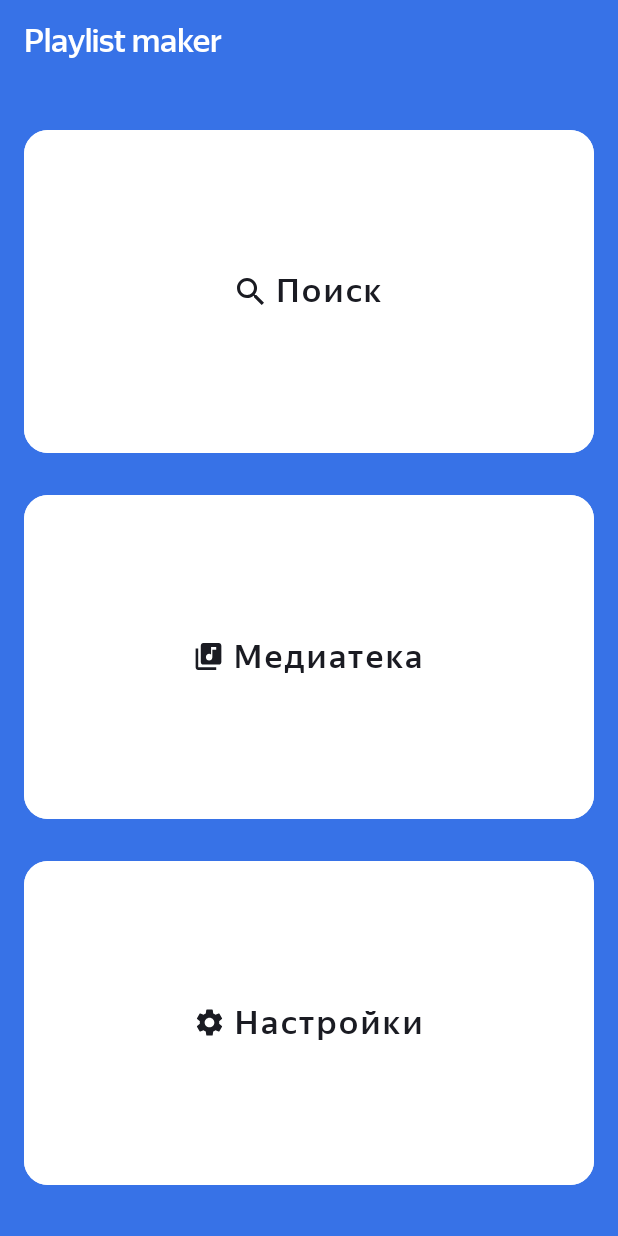
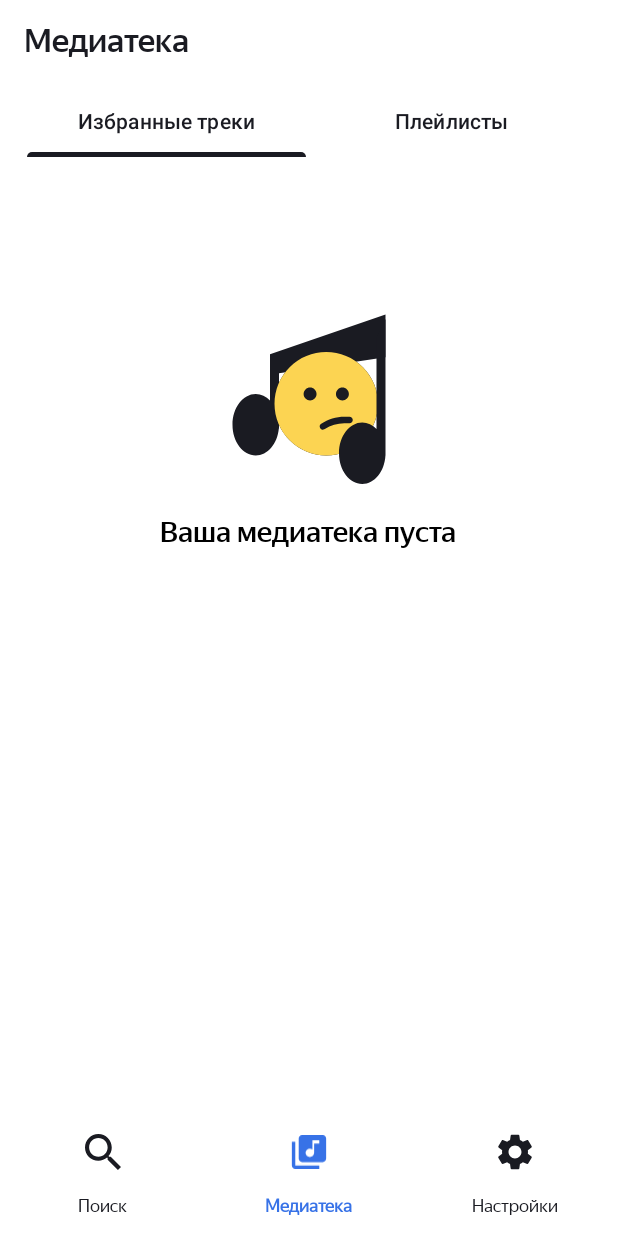
Before and after one commit to Kris-found/PlaylistMaker, an Android app: the screen it shows after launch (MainActivity), on a phone screen of 412 x 824 dp. Run offline under Robolectric (Android 15) with nearby library versions, the phone set to English and light mode, and no system bars; our stand-ins replace navigation-ui.

Commit message:
Спринт 19. - Логика перенесена из существующих Activity во фрагменты, кроме экрана «Аудиоплеер» - Подключен Jetpack Navigation Component - Реализован паттерн навигации с использованием BottomNavigationView

```diff
--- a/app/build.gradle.kts
+++ b/app/build.gradle.kts
@@ -52,6 +52,10 @@ dependencies {
     implementation ("androidx.constraintlayout:constraintlayout:2.0.0")
     implementation ("androidx.core:core-ktx:1.9.0")
     implementation ("io.insert-koin:koin-android:3.3.0")
+    implementation ("com.google.android.material:material:1.8.0")
+    implementation ("androidx.navigation:navigation-fragment-ktx:2.5.3")
+    implementation ("androidx.navigation:navigation-ui-ktx:2.5.3")
+    implementation ("androidx.fragment:fragment-ktx:1.5.6")
     testImplementation(libs.junit)
     androidTestImplementation(libs.androidx.junit)
     androidTestImplementation(libs.androidx.espresso.core)
--- /dev/null
+++ b/app/src/main/java/com/practicum/playlistmaker/library/ui/MediaLibraryFragment.kt
@@ -0,0 +1,44 @@
+package com.practicum.playlistmaker.library.ui
+
+import android.os.Bundle
+import android.view.LayoutInflater
+import android.view.View
+import android.view.ViewGroup
+import androidx.fragment.app.Fragment
+import com.google.android.material.tabs.TabLayoutMediator
+import com.practicum.playlistmaker.R
+import com.practicum.playlistmaker.databinding.FragmentMediaLibraryBinding
+
+class MediaLibraryFragment : Fragment() {
+
+    private lateinit var binding: FragmentMediaLibraryBinding
+    private lateinit var tabMediator: TabLayoutMediator
+
+    override fun onCreateView(
+        inflater: LayoutInflater,
+        container: ViewGroup?,
+        savedInstanceState: Bundle?
+    ): View? {
+        binding = FragmentMediaLibraryBinding.inflate(inflater, container, false)
+        return binding.root
+    }
+
+    override fun onViewCreated(view: View, savedInstanceState: Bundle?) {
+        super.onViewCreated(view, savedInstanceState)
+
+        binding.viewPager.adapter = LibraryAdapter(childFragmentManager, lifecycle)
+
+        tabMediator = TabLayoutMediator(binding.tabLayout, binding.viewPager) { tab, position ->
+            when (position) {
+                0 -> tab.text = getString(R.string.favorite_tracks)
+                1 -> tab.text = getString(R.string.playlists)
+            }
+        }
+        tabMediator.attach()
+    }
+
+    override fun onDestroyView() {
+        super.onDestroyView()
+        tabMediator.detach()
+    }
+}
--- a/app/src/main/java/com/practicum/playlistmaker/main/ui/MainActivity.kt
+++ b/app/src/main/java/com/practicum/playlistmaker/main/ui/MainActivity.kt
@@ -1,13 +1,11 @@
 package com.practicum.playlistmaker.main.ui
 
-import android.content.Intent
 import android.os.Bundle
-import android.view.View
 import androidx.appcompat.app.AppCompatActivity
+import androidx.navigation.fragment.NavHostFragment
+import androidx.navigation.ui.setupWithNavController
+import com.practicum.playlistmaker.R
 import com.practicum.playlistmaker.databinding.ActivityMainBinding
-import com.practicum.playlistmaker.library.ui.MediaLibraryActivity
-import com.practicum.playlistmaker.search.ui.SearchActivity
-import com.practicum.playlistmaker.settings.ui.SettingsActivity
 
 class MainActivity : AppCompatActivity() {
 
@@ -18,23 +16,10 @@ class MainActivity : AppCompatActivity() {
         binding = ActivityMainBinding.inflate(layoutInflater)
         setContentView(binding.root)
 
-        val searchClickListener: View.OnClickListener = object : View.OnClickListener {
-            override fun onClick(v: View?) {
-                val searchIntent = Intent(this@MainActivity, SearchActivity::class.java)
-                startActivity(searchIntent)
-            }
-        }
+        val navHostFragment =
+            supportFragmentManager.findFragmentById(R.id.rootFragmentContainerView) as NavHostFragment
+        val navController = navHostFragment.navController
 
-        binding.searchButton.setOnClickListener(searchClickListener)
-
-        binding.mediaButton.setOnClickListener {
-            val mediaLibraryIntent = Intent(this, MediaLibraryActivity::class.java)
-            startActivity(mediaLibraryIntent)
-        }
-
-        binding.settingsButton.setOnClickListener {
-            val settingsIntent = Intent(this, SettingsActivity::class.java)
-            startActivity(settingsIntent)
-        }
+        binding.bottomNavigationView.setupWithNavController(navController)
     }
 }
--- a/app/src/main/java/com/practicum/playlistmaker/player/data/AudioPlayerRepositoryImpl.kt
+++ b/app/src/main/java/com/practicum/playlistmaker/player/data/AudioPlayerRepositoryImpl.kt
@@ -10,6 +10,7 @@ class AudioPlayerRepositoryImpl(private val mediaPlayer: MediaPlayer) : AudioPla
     private var playerState = PlayerState.DEFAULT
 
     override fun preparePlayer(url: String, onPrepared: () -> Unit, onCompletion: () -> Unit) {
+        mediaPlayer.reset()
         mediaPlayer.setDataSource(url)
         mediaPlayer.prepareAsync()
         mediaPlayer.setOnPreparedListener {
--- a/app/src/main/java/com/practicum/playlistmaker/player/ui/AudioPlayerActivity.kt
+++ b/app/src/main/java/com/practicum/playlistmaker/player/ui/AudioPlayerActivity.kt
@@ -13,11 +13,11 @@ import com.practicum.playlistmaker.search.domain.model.Tracks
 import org.koin.androidx.viewmodel.ext.android.viewModel
 import org.koin.core.parameter.parametersOf
 
-const val KEY_TRACK_TAP = "TRACK"
 
 class AudioPlayerActivity : AppCompatActivity() {
 
     companion object {
+        const val KEY_TRACK_TAP = "TRACK"
         const val RADIUS_IMAGE = 8.0f
     }
 
@@ -52,7 +52,9 @@ class AudioPlayerActivity : AppCompatActivity() {
 
     override fun onPause() {
         super.onPause()
-        viewModel.pausePlayer()
+        if (!isChangingConfigurations) {
+            viewModel.pausePlayer()
+        }
     }
 
     override fun onDestroy() {
--- /dev/null
+++ b/app/src/main/res/color/nav_item_color.xml
@@ -0,0 +1,5 @@
+<?xml version="1.0" encoding="utf-8"?>
+<selector xmlns:android="http://schemas.android.com/apk/res/android">
+    <item android:color="@color/dark_blue" android:state_checked="true" />
+    <item android:color="?attr/colorPrimaryVariant" android:state_checked="false" />
+</selector>
--- a/app/src/main/res/layout/activity_main.xml
+++ b/app/src/main/res/layout/activity_main.xml
@@ -1,44 +1,31 @@
 <?xml version="1.0" encoding="utf-8"?>
-<LinearLayout xmlns:android="http://schemas.android.com/apk/res/android"
+<androidx.constraintlayout.widget.ConstraintLayout xmlns:android="http://schemas.android.com/apk/res/android"
     xmlns:app="http://schemas.android.com/apk/res-auto"
-    android:id="@+id/main"
+    xmlns:tools="http://schemas.android.com/tools"
     android:layout_width="match_parent"
     android:layout_height="match_parent"
-    android:background="?attr/colorSecondary"
-    android:orientation="vertical"
-    android:paddingHorizontal="@dimen/dimension_16dp"
-    android:paddingBottom="28dp">
+    tools:context=".main.ui.MainActivity">
 
-    <TextView
-        android:layout_width="wrap_content"
+    <androidx.fragment.app.FragmentContainerView
+        android:id="@+id/rootFragmentContainerView"
+        android:name="androidx.navigation.fragment.NavHostFragment"
+        android:layout_width="0dp"
+        android:layout_height="0dp"
+        app:defaultNavHost="true"
+        app:layout_constraintBottom_toTopOf="@id/bottomNavigationView"
+        app:layout_constraintEnd_toEndOf="parent"
+        app:layout_constraintStart_toStartOf="parent"
+        app:layout_constraintTop_toTopOf="parent"
+        app:navGraph="@navigation/nav_graph" />
+
+    <com.google.android.material.bottomnavigation.BottomNavigationView
+        android:id="@+id/bottomNavigationView"
+        style="@style/BottomNavigationMenu"
+        android:layout_width="0dp"
         android:layout_height="wrap_content"
-        android:layout_marginBottom="40dp"
-        android:fontFamily="@font/ys_display_medium"
-        android:paddingTop="14dp"
-        android:text="@string/app_name"
-        android:textColor="@color/white"
-        android:textFontWeight="500"
-        android:textSize="@dimen/head_text_size"
-        android:textStyle="bold" />
+        app:layout_constraintBottom_toBottomOf="parent"
+        app:layout_constraintEnd_toEndOf="parent"
+        app:layout_constraintStart_toStartOf="parent"
+        app:menu="@menu/bottom_navigation_menu" />
 
-    <Button
-        android:id="@+id/searchButton"
-        style="@style/MainButtonStyle"
-        android:text="@string/search"
-        app:icon="@drawable/search_vector" />
-
-    <Button
-        android:id="@+id/mediaButton"
-        style="@style/MainButtonStyle"
-        android:layout_marginTop="@dimen/dimension_16dp"
-        android:layout_marginBottom="@dimen/dimension_16dp"
-        android:text="@string/media_library"
-        app:icon="@drawable/library_vector" />
-
-    <Button
-        android:id="@+id/settingsButton"
-        style="@style/MainButtonStyle"
-        android:text="@string/settings"
-        app:icon="@drawable/setting_vector" />
-
-</LinearLayout>
+</androidx.constraintlayout.widget.ConstraintLayout>
--- a/app/src/main/res/layout/activity_media_library.xml
+++ b/app/src/main/res/layout/fragment_media_library.xml
@@ -8,17 +8,15 @@
     android:background="?attr/backgroundColor"
     android:gravity="center_horizontal"
     android:orientation="vertical"
-    tools:context=".library.ui.MediaLibraryActivity">
+    tools:context=".library.ui.MediaLibraryFragment">
 
-    <com.google.android.material.appbar.MaterialToolbar
-        android:id="@+id/arrowBack"
-        android:layout_width="match_parent"
+    <TextView
+        android:id="@+id/tvHeader"
+        style="@style/Header"
+        android:layout_width="wrap_content"
         android:layout_height="wrap_content"
-        app:navigationIcon="@drawable/arrow_back"
-        app:navigationIconTint="?attr/colorPrimaryVariant"
-        app:title="@string/media_library"
-        app:titleTextAppearance="@style/Header"
-        app:titleTextColor="?attr/colorPrimaryVariant" />
+        android:layout_marginBottom="@dimen/dimension_16dp"
+        android:text="@string/media_library" />
 
     <com.google.android.material.tabs.TabLayout
         android:id="@+id/tabLayout"
@@ -27,8 +25,8 @@
         android:layout_marginHorizontal="@dimen/dimension_16dp"
         android:background="?attr/colorPrimary"
         app:tabIndicatorColor="?attr/colorPrimaryVariant"
-        app:tabTextColor="?attr/colorPrimaryVariant"
-        app:tabIndicatorFullWidth="true" />
+        app:tabIndicatorFullWidth="true"
+        app:tabTextColor="?attr/colorPrimaryVariant" />
 
     <androidx.viewpager2.widget.ViewPager2
         android:id="@+id/viewPager"
--- a/app/src/main/res/layout/search_track_view.xml
+++ b/app/src/main/res/layout/search_track_view.xml
@@ -85,7 +85,7 @@
     </LinearLayout>
 
     <ImageView
-        android:id="@+id/arrowBack"
+        android:id="@+id/tvHeader"
         android:layout_height="wrap_content"
         android:layout_width="wrap_content"
         android:layout_gravity="center_vertical|end"
--- /dev/null
+++ b/app/src/main/res/menu/bottom_navigation_menu.xml
@@ -0,0 +1,19 @@
+<?xml version="1.0" encoding="utf-8"?>
+<menu xmlns:android="http://schemas.android.com/apk/res/android">
+    <item
+        android:id="@+id/searchFragment"
+        android:icon="@drawable/search_vector"
+
+        android:title="Поиск" />
+
+    <item
+        android:id="@+id/mediaLibraryFragment"
+        android:icon="@drawable/library_vector"
+        android:title="Медиатека" />
+
+    <item
+        android:id="@+id/settingsFragment"
+        android:icon="@drawable/setting_vector"
+        android:title="Настройки" />
+
+</menu>
--- /dev/null
+++ b/app/src/main/res/navigation/nav_graph.xml
@@ -0,0 +1,23 @@
+<?xml version="1.0" encoding="utf-8"?>
+<navigation xmlns:android="http://schemas.android.com/apk/res/android"
+    xmlns:app="http://schemas.android.com/apk/res-auto"
+    xmlns:tools="http://schemas.android.com/tools"
+    android:id="@+id/nav_graph"
+    app:startDestination="@id/mediaLibraryFragment">
+
+    <fragment
+        android:id="@+id/searchFragment"
+        android:name="com.practicum.playlistmaker.search.ui.SearchFragment"
+        android:label="fragment_search"
+        tools:layout="@layout/fragment_search" />
+    <fragment
+        android:id="@+id/mediaLibraryFragment"
+        android:name="com.practicum.playlistmaker.library.ui.MediaLibraryFragment"
+        android:label="fragment_media_library"
+        tools:layout="@layout/fragment_media_library" />
+    <fragment
+        android:id="@+id/settingsFragment"
+        android:name="com.practicum.playlistmaker.settings.ui.SettingsFragment"
+        android:label="fragment_settings"
+        tools:layout="@layout/fragment_settings" />
+</navigation>
--- a/app/src/main/res/values/styles.xml
+++ b/app/src/main/res/values/styles.xml
@@ -34,10 +34,14 @@
     </style>
 
     <style name="Header">
+        <item name="android:layout_marginTop">14dp</item>
+        <item name="android:layout_marginStart">@dimen/dimension_16dp</item>
         <item name="android:layout_gravity">center_vertical</item>
         <item name="android:fontFamily">@font/ys_display_medium</item>
         <item name="android:textFontWeight">500</item>
         <item name="android:textSize">@dimen/head_text_size</item>
+        <item name="android:textStyle">bold</item>
+        <item name="android:textColor">?attr/colorPrimaryVariant</item>
     </style>
 
         <style name="HeaderArrowBack">
@@ -120,4 +124,20 @@
         <item name="android:textColor">?attr/colorPrimaryVariant</item>
         <item name="android:gravity">end</item>
     </style>
+
+    <style name="BottomNavigationMenu">
+        <item name="itemIconTint">@color/nav_item_color</item>
+        <item name="itemTextColor">@color/nav_item_color</item>
+        <item name="itemTextAppearanceActive">@style/BottomNavText</item>
+        <item name="itemTextAppearanceInactive">@style/BottomNavText</item>
+        <item name="itemActiveIndicatorStyle">@null</item>
+        <item name="backgroundTint">?attr/colorPrimary</item>
+    </style>
+
+    <style name="BottomNavText">
+        <item name="android:fontFamily">@font/ys_display_regular</item>
+        <item name="android:textFontWeight">400</item>
+        <item name="android:textSize">12sp</item>
+    </style>
+
 </resources>
```
Also changed, not shown: app/src/main/AndroidManifest.xml (+4 -12 lines), app/src/main/java/com/practicum/playlistmaker/library/ui/MediaLibraryActivity.kt (deleted, +0 -38 lines), app/src/main/java/com/practicum/playlistmaker/player/ui/AudioPlayerViewModel.kt (+1 -6 lines), app/src/main/java/com/practicum/playlistmaker/search/ui/SearchFragment.kt (renamed from app/src/main/java/com/practicum/playlistmaker/search/ui/SearchActivity.kt, +38 -28 lines), app/src/main/java/com/practicum/playlistmaker/settings/ui/SettingsFragment.kt (renamed from app/src/main/java/com/practicum/playlistmaker/settings/ui/SettingsActivity.kt, +18 -12 lines), app/src/main/res/layout/fragment_search.xml (renamed from app/src/main/res/layout/activity_search.xml, +7 -9 lines), app/src/main/res/layout/fragment_settings.xml (renamed from app/src/main/res/layout/activity_settings.xml, +7 -10 lines).
